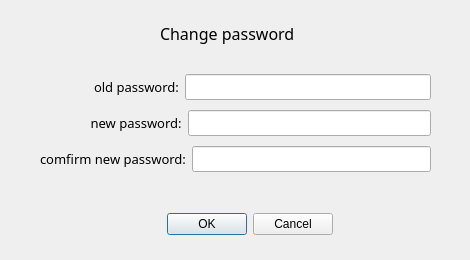
This is ctripui/uppwd.ui in imagecser/hotelManage as Qt 5 draws it before an edit. The edited form follows.
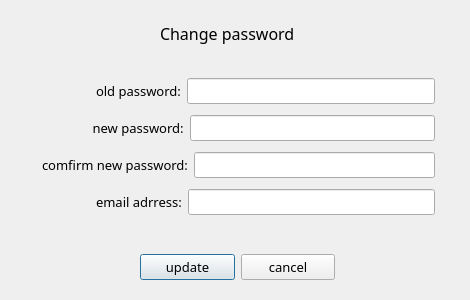
This is the edited form.

Commit message: change password function demo with email service published!

```diff
--- a/ctripui/uppwd.ui
+++ b/ctripui/uppwd.ui
@@ -7,7 +7,7 @@
     <x>0</x>
     <y>0</y>
     <width>470</width>
-    <height>260</height>
+    <height>300</height>
    </rect>
   </property>
   <property name="windowTitle">
@@ -32,26 +32,13 @@
     <string>Change password</string>
    </property>
   </widget>
-  <widget class="QDialogButtonBox" name="buttonBox">
+  <widget class="QWidget" name="layoutWidget">
    <property name="geometry">
     <rect>
      <x>140</x>
-     <y>210</y>
-     <width>193</width>
-     <height>28</height>
-    </rect>
-   </property>
-   <property name="standardButtons">
-    <set>QDialogButtonBox::Cancel|QDialogButtonBox::Ok</set>
-   </property>
-  </widget>
-  <widget class="QWidget" name="">
-   <property name="geometry">
-    <rect>
-     <x>40</x>
-     <y>70</y>
-     <width>391</width>
-     <height>109</height>
+     <y>250</y>
+     <width>195</width>
+     <height>34</height>
     </rect>
    </property>
    <property name="font">
@@ -60,6 +47,44 @@
      <pointsize>10</pointsize>
     </font>
    </property>
+   <layout class="QHBoxLayout" name="horizontalLayout_4">
+    <item>
+     <widget class="QPushButton" name="updateBtn">
+      <property name="font">
+       <font>
+        <family>微软雅黑</family>
+        <pointsize>10</pointsize>
+       </font>
+      </property>
+      <property name="text">
+       <string>update</string>
+      </property>
+     </widget>
+    </item>
+    <item>
+     <widget class="QPushButton" name="cancelBtn">
+      <property name="font">
+       <font>
+        <family>微软雅黑</family>
+        <pointsize>10</pointsize>
+       </font>
+      </property>
+      <property name="text">
+       <string>cancel</string>
+      </property>
+     </widget>
+    </item>
+   </layout>
+  </widget>
+  <widget class="QWidget" name="layoutWidget">
+   <property name="geometry">
+    <rect>
+     <x>42</x>
+     <y>73</y>
+     <width>393</width>
+     <height>147</height>
+    </rect>
+   </property>
    <layout class="QVBoxLayout" name="verticalLayout">
     <item>
      <layout class="QHBoxLayout" name="horizontalLayout">
@@ -116,7 +141,7 @@
      </layout>
     </item>
     <item>
-     <layout class="QHBoxLayout" name="horizontalLayout_3">
+     <layout class="QHBoxLayout" name="horizontalLayout_5">
       <item>
        <widget class="QLabel" name="label_3">
         <property name="font">
@@ -131,7 +156,34 @@
        </widget>
       </item>
       <item>
-       <widget class="QLineEdit" name="lineEdit_3">
+       <widget class="QLineEdit" name="firmEdit">
+        <property name="font">
+         <font>
+          <family>微软雅黑</family>
+          <pointsize>10</pointsize>
+         </font>
+        </property>
+       </widget>
+      </item>
+     </layout>
+    </item>
+    <item>
+     <layout class="QHBoxLayout" name="horizontalLayout_3">
+      <item>
+       <widget class="QLabel" name="label_5">
+        <property name="font">
+         <font>
+          <family>微软雅黑</family>
+          <pointsize>10</pointsize>
+         </font>
+        </property>
+        <property name="text">
+         <string>                email adrress:</string>
+        </property>
+       </widget>
+      </item>
+      <item>
+       <widget class="QLineEdit" name="emailEdit">
         <property name="font">
          <font>
           <family>微软雅黑</family>
```
Left out of the diff: 6 changed lines with no effect on the pictures. The commit also changes 13 other files.
